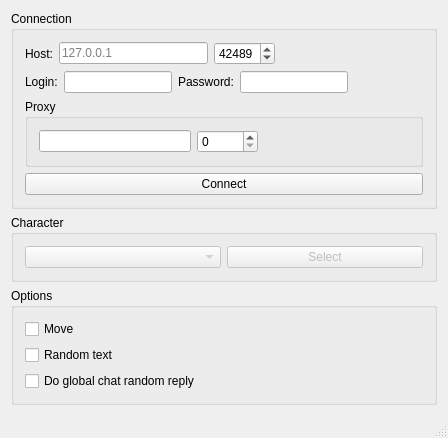
The window that tools/bot-connection/MainWindow.ui (alphaonex86/CatchChallenger) describes before a commit, drawn with Qt 5.
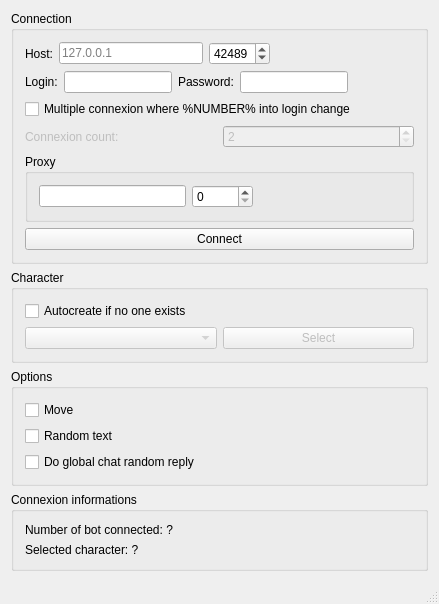
The same window after the commit.

Diff of the .ui file:
```diff
--- a/tools/bot-connection/MainWindow.ui
+++ b/tools/bot-connection/MainWindow.ui
@@ -6,8 +6,8 @@
    <rect>
     <x>0</x>
     <y>0</y>
-    <width>448</width>
-    <height>358</height>
+    <width>439</width>
+    <height>530</height>
    </rect>
   </property>
   <property name="windowTitle">
@@ -103,6 +103,40 @@
          </item>
         </layout>
        </item>
+       <item>
+        <widget class="QCheckBox" name="multipleConnexion">
+         <property name="text">
+          <string>Multiple connexion where %NUMBER% into login change</string>
+         </property>
+        </widget>
+       </item>
+       <item>
+        <layout class="QHBoxLayout" name="horizontalLayout_5">
+         <item>
+          <widget class="QLabel" name="label_4">
+           <property name="enabled">
+            <bool>false</bool>
+           </property>
+           <property name="text">
+            <string>Connexion count:</string>
+           </property>
+          </widget>
+         </item>
+         <item>
+          <widget class="QSpinBox" name="connexionCount">
+           <property name="enabled">
+            <bool>false</bool>
+           </property>
+           <property name="minimum">
+            <number>2</number>
+           </property>
+           <property name="maximum">
+            <number>999</number>
+           </property>
+          </widget>
+         </item>
+        </layout>
+       </item>
        <item>
         <widget class="QGroupBox" name="groupBox_2">
          <property name="title">
@@ -154,24 +188,35 @@
       <property name="title">
        <string>Character</string>
       </property>
-      <layout class="QHBoxLayout" name="horizontalLayout_4">
+      <layout class="QVBoxLayout" name="verticalLayout_5">
        <item>
-        <widget class="QComboBox" name="characterList">
-         <property name="enabled">
-          <bool>false</bool>
-         </property>
-        </widget>
-       </item>
-       <item>
-        <widget class="QPushButton" name="characterSelect">
-         <property name="enabled">
-          <bool>false</bool>
-         </property>
+        <widget class="QCheckBox" name="autoCreateCharacter">
          <property name="text">
-          <string>Select</string>
+          <string>Autocreate if no one exists</string>
          </property>
         </widget>
        </item>
+       <item>
+        <layout class="QHBoxLayout" name="horizontalLayout_4">
+         <item>
+          <widget class="QComboBox" name="characterList">
+           <property name="enabled">
+            <bool>false</bool>
+           </property>
+          </widget>
+         </item>
+         <item>
+          <widget class="QPushButton" name="characterSelect">
+           <property name="enabled">
+            <bool>false</bool>
+           </property>
+           <property name="text">
+            <string>Select</string>
+           </property>
+          </widget>
+         </item>
+        </layout>
+       </item>
       </layout>
      </widget>
     </item>
@@ -205,6 +250,29 @@
       </layout>
      </widget>
     </item>
+    <item>
+     <widget class="QGroupBox" name="groupBox_5">
+      <property name="title">
+       <string>Connexion informations</string>
+      </property>
+      <layout class="QVBoxLayout" name="verticalLayout_6">
+       <item>
+        <widget class="QLabel" name="numberOfBotConnected">
+         <property name="text">
+          <string>Number of bot connected: ?</string>
+         </property>
+        </widget>
+       </item>
+       <item>
+        <widget class="QLabel" name="numberOfSelectedCharacter">
+         <property name="text">
+          <string>Selected character: ?</string>
+         </property>
+        </widget>
+       </item>
+      </layout>
+     </widget>
+    </item>
    </layout>
   </widget>
   <widget class="QStatusBar" name="statusBar"/>
```
Left out of the diff: 35 changed lines with no effect on the pictures.
